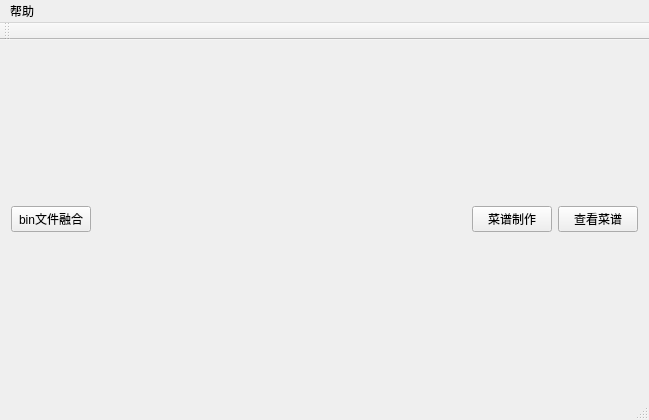
Qt form bin_fuse/bin_fuse/mainwindow.ui (wurendi-xx/work_store) before a commit.
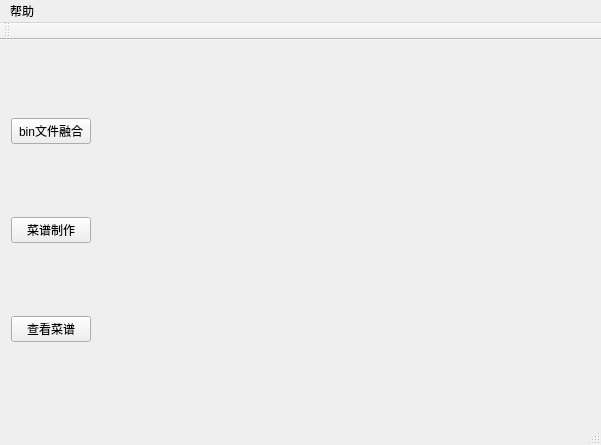
The same form after that commit.

```diff
--- a/bin_fuse/bin_fuse/mainwindow.ui
+++ b/bin_fuse/bin_fuse/mainwindow.ui
@@ -6,8 +6,8 @@
    <rect>
     <x>0</x>
     <y>0</y>
-    <width>649</width>
-    <height>420</height>
+    <width>601</width>
+    <height>445</height>
    </rect>
   </property>
   <property name="windowTitle">
@@ -16,11 +16,29 @@
   <widget class="QWidget" name="centralWidget">
    <layout class="QHBoxLayout" name="horizontalLayout">
     <item>
-     <widget class="QPushButton" name="pushButton_bin_fuse">
-      <property name="text">
-       <string>bin文件融合</string>
-      </property>
-     </widget>
+     <layout class="QGridLayout" name="gridLayout">
+      <item row="1" column="0">
+       <widget class="QPushButton" name="pushButton_menu_generate">
+        <property name="text">
+         <string>菜谱制作</string>
+        </property>
+       </widget>
+      </item>
+      <item row="0" column="0">
+       <widget class="QPushButton" name="pushButton_bin_fuse">
+        <property name="text">
+         <string>bin文件融合</string>
+        </property>
+       </widget>
+      </item>
+      <item row="2" column="0">
+       <widget class="QPushButton" name="pushButton">
+        <property name="text">
+         <string>查看菜谱</string>
+        </property>
+       </widget>
+      </item>
+     </layout>
     </item>
     <item>
      <spacer name="horizontalSpacer">
@@ -29,26 +47,12 @@
       </property>
       <property name="sizeHint" stdset="0">
        <size>
-        <width>424</width>
+        <width>40</width>
         <height>20</height>
        </size>
       </property>
      </spacer>
     </item>
-    <item>
-     <widget class="QPushButton" name="pushButton_menu_generate">
-      <property name="text">
-       <string>菜谱制作</string>
-      </property>
-     </widget>
-    </item>
-    <item>
-     <widget class="QPushButton" name="pushButton">
-      <property name="text">
-       <string>查看菜谱</string>
-      </property>
-     </widget>
-    </item>
    </layout>
   </widget>
   <widget class="QMenuBar" name="menuBar">
@@ -56,7 +60,7 @@
     <rect>
      <x>0</x>
      <y>0</y>
-     <width>649</width>
+     <width>601</width>
      <height>23</height>
     </rect>
    </property>
```
